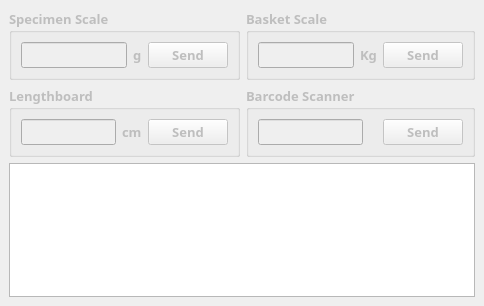
This is ui/DeviceFaker.ui in aliciabillings-noaa/CLAMS as Qt 5 draws it before an edit. The edited form follows.
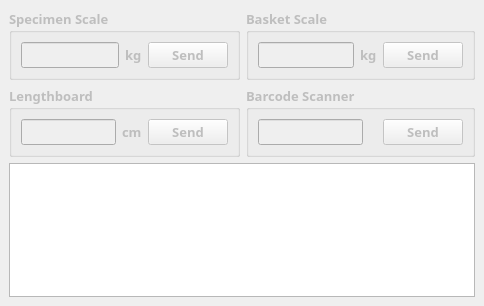
This is the edited form.

```diff
--- a/ui/DeviceFaker.ui
+++ b/ui/DeviceFaker.ui
@@ -125,7 +125,7 @@
               </font>
              </property>
              <property name="text">
-              <string>Kg</string>
+              <string>kg</string>
              </property>
             </widget>
            </item>
@@ -257,7 +257,7 @@
               </font>
              </property>
              <property name="text">
-              <string>g</string>
+              <string>kg</string>
              </property>
             </widget>
            </item>
```
